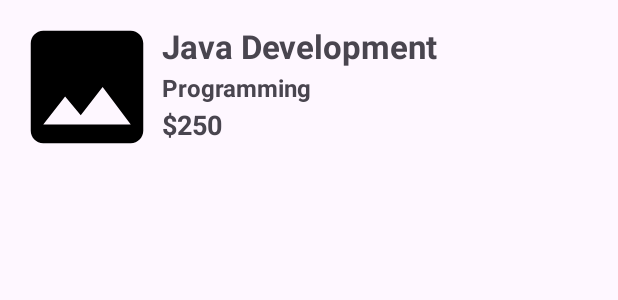
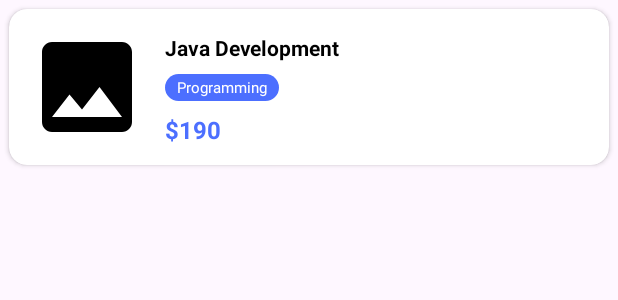
Before and after one commit to Qabylzhaparov/FieldMobile, an Android app: the layout item_course.xml on its own in the app's theme, with its tools: preview values and no code run, on a phone screen of 412 x 824 dp. Shown: the top 300 px of the screen. Run offline under Robolectric (Android 15) with nearby library versions, the light colour scheme and no system bars.

Commit message:
UI updated

```diff
--- /dev/null
+++ b/app/src/main/res/drawable/bg_category.xml
@@ -0,0 +1,6 @@
+<?xml version="1.0" encoding="utf-8"?>
+<shape xmlns:android="http://schemas.android.com/apk/res/android"
+    android:shape="rectangle">
+    <solid android:color="#4C6FFF" />
+    <corners android:radius="20dp" />
+</shape>
--- a/app/src/main/res/layout/item_course.xml
+++ b/app/src/main/res/layout/item_course.xml
@@ -1,18 +1,26 @@
 <?xml version="1.0" encoding="utf-8"?>
-<androidx.constraintlayout.widget.ConstraintLayout
+<androidx.cardview.widget.CardView
     xmlns:android="http://schemas.android.com/apk/res/android"
     xmlns:app="http://schemas.android.com/apk/res-auto"
     xmlns:tools="http://schemas.android.com/tools"
     android:layout_width="match_parent"
     android:layout_height="wrap_content"
-    android:padding="8dp">
+    android:layout_margin="6dp"
+    app:cardCornerRadius="12dp"
+    app:cardElevation="2dp">
 
-    <ImageView
+    <androidx.constraintlayout.widget.ConstraintLayout
+        android:layout_width="match_parent"
+        android:layout_height="wrap_content"
+        android:padding="12dp">
+
+        <com.google.android.material.imageview.ShapeableImageView
             android:id="@+id/courseImage"
-        android:layout_width="100dp"
-        android:layout_height="100dp"
+            android:layout_width="80dp"
+            android:layout_height="80dp"
+            android:scaleType="centerCrop"
             android:src="@drawable/placeholder"
-        app:layout_constraintBottom_toBottomOf="parent"
+            android:contentDescription="Course thumbnail"
             app:layout_constraintStart_toStartOf="parent"
             app:layout_constraintTop_toTopOf="parent" />
 
@@ -20,46 +28,47 @@
             android:id="@+id/courseName"
             android:layout_width="0dp"
             android:layout_height="wrap_content"
-        android:layout_marginTop="8dp"
-        android:text="Java Development"
-        android:textSize="22dp"
+            android:layout_marginStart="12dp"
+            android:layout_marginEnd="8dp"
+            android:layout_marginTop="4dp"
+            android:ellipsize="end"
+            android:maxLines="1"
+            android:textColor="@color/black"
+            android:textSize="14sp"
             android:textStyle="bold"
             app:layout_constraintEnd_toEndOf="parent"
-        app:layout_constraintHorizontal_bias="0.0"
             app:layout_constraintStart_toEndOf="@+id/courseImage"
-        app:layout_constraintTop_toTopOf="parent" />
+            app:layout_constraintTop_toTopOf="parent"
+            tools:text="Java Development" />
 
         <TextView
             android:id="@+id/courseCategory"
-        android:layout_width="0dp"
+            android:layout_width="wrap_content"
             android:layout_height="wrap_content"
-        android:text="Programming"
-        android:textSize="16dp"
-        android:textStyle="bold"
-        app:layout_constraintBottom_toBottomOf="parent"
+            android:layout_marginStart="12dp"
+            android:layout_marginTop="8dp"
+            android:background="@drawable/bg_category"
+            android:paddingHorizontal="8dp"
+            android:paddingVertical="2dp"
+            android:textColor="@color/white"
+            android:textSize="10sp"
             app:layout_constraintStart_toEndOf="@+id/courseImage"
-        app:layout_constraintTop_toTopOf="parent" />
+            app:layout_constraintTop_toBottomOf="@+id/courseName"
+            tools:text="Programming" />
 
         <TextView
             android:id="@+id/coursePrice"
-        android:layout_width="0dp"
+            android:layout_width="wrap_content"
             android:layout_height="wrap_content"
-        android:text="$250"
-        android:textSize="18dp"
+            android:layout_marginStart="12dp"
+            android:layout_marginTop="8dp"
+            android:textColor="#4C6FFF"
+            android:textSize="16sp"
             android:textStyle="bold"
-        app:layout_constraintBottom_toBottomOf="parent"
             app:layout_constraintStart_toEndOf="@+id/courseImage"
             app:layout_constraintTop_toBottomOf="@+id/courseCategory"
-        app:layout_constraintVertical_bias="0.119" />
+            tools:text="$190" />
 
-<!--    <Button-->
-<!--        android:id="@+id/courseDuration"-->
-<!--        android:layout_width="76dp"-->
-<!--        android:layout_height="30dp"-->
-<!--        android:text="16Hours"-->
-<!--        android:textSize="6dp"-->
-<!--        app:layout_constraintBottom_toBottomOf="parent"-->
-<!--        app:layout_constraintStart_toEndOf="@+id/courseNPrice"-->
-<!--        app:layout_constraintTop_toBottomOf="@+id/courseCategory"-->
-<!--        app:layout_constraintVertical_bias="0.222" />-->
     </androidx.constraintlayout.widget.ConstraintLayout>
+
+</androidx.cardview.widget.CardView>
```
Also changed, not shown: app/src/main/java/com/example/cccc/adapter/CourseAdapter.kt (+4 -3 lines), app/src/main/java/com/example/cccc/db/CourseRepository.kt (+82 -18 lines), app/src/main/res/drawable/bg_card.xml (added, +9 -0 lines). Lines whose indentation alone changed are shown as unchanged.
